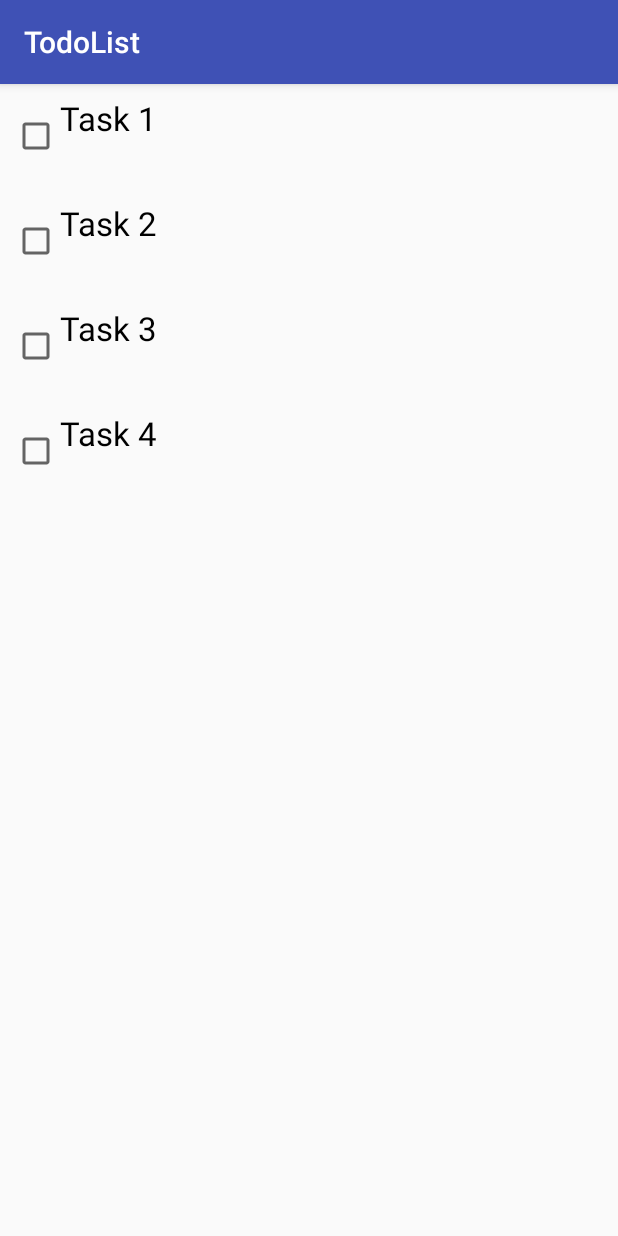
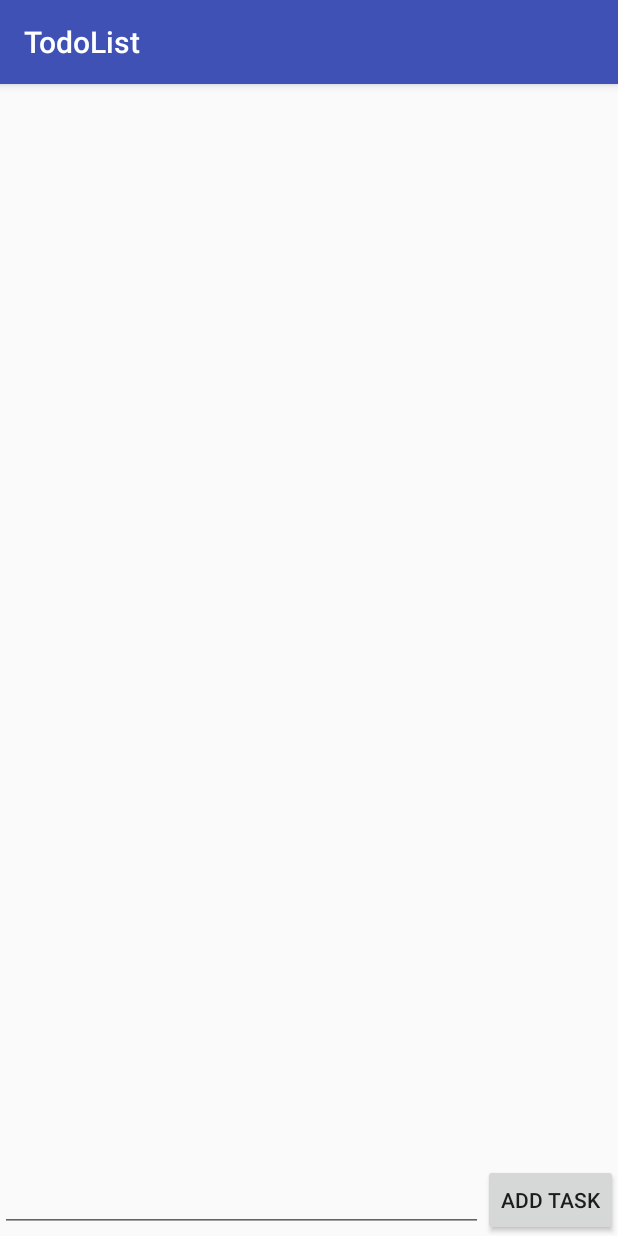
Before and after one commit to CodeLabBootcamp/TodoList, an Android app: the screen it shows after launch (MainActivity), on a phone screen of 412 x 824 dp. Run offline under Robolectric (Android 15) with nearby library versions, the phone set to English and light mode, and no system bars; our stand-ins replace ButterKnife.

Commit message:
Saved Tasks in SharedPreferences

```diff
--- a/app/build.gradle
+++ b/app/build.gradle
@@ -30,5 +30,7 @@ dependencies {
 
     compile 'com.jakewharton:butterknife:8.4.0'
     annotationProcessor 'com.jakewharton:butterknife-compiler:8.4.0'
+    compile 'com.google.code.gson:gson:2.8.0'
+
 
 }
--- a/app/src/main/java/com/codelab/todolist/MainActivity.java
+++ b/app/src/main/java/com/codelab/todolist/MainActivity.java
@@ -1,22 +1,32 @@
 package com.codelab.todolist;
 
+import android.content.SharedPreferences;
 import android.os.Bundle;
+import android.preference.PreferenceManager;
 import android.support.v7.app.AppCompatActivity;
 import android.support.v7.widget.LinearLayoutManager;
 import android.support.v7.widget.RecyclerView;
-import android.widget.LinearLayout;
+import android.util.Log;
+import android.view.View;
+import android.widget.EditText;
+import android.widget.Toast;
+
+import com.google.gson.Gson;
+import com.google.gson.reflect.TypeToken;
 
 import java.util.ArrayList;
 
 import butterknife.BindView;
 import butterknife.ButterKnife;
 
-import static android.support.v7.widget.RecyclerView.HORIZONTAL;
-
 public class MainActivity extends AppCompatActivity {
 
     @BindView(R.id.recycler_view)
     RecyclerView recyclerView;
+    @BindView(R.id.task_title)
+    EditText taskTitle;
+
+    TasksAdapter adapter;
 
     @Override
     protected void onCreate(Bundle savedInstanceState) {
@@ -24,17 +34,42 @@ public class MainActivity extends AppCompatActivity {
         setContentView(R.layout.activity_main);
         ButterKnife.bind(this);
 
-        ArrayList<Task> tasks = new ArrayList<>();
+        SharedPreferences preferences = PreferenceManager.getDefaultSharedPreferences(this);
+        String tasksJSON = preferences.getString("TASKS", "[]");
 
-        tasks.add(new Task("Task 1"));
-        tasks.add(new Task("Task 2"));
-        tasks.add(new Task("Task 3"));
-        tasks.add(new Task("Task 4"));
+        ArrayList<Task> savedTasks = new Gson().fromJson(tasksJSON, new TypeToken<ArrayList<Task>>() {
+        }.getType());
 
         recyclerView.setLayoutManager(new LinearLayoutManager(this));
-        recyclerView.setAdapter(new TasksAdapter(this, tasks));
+        adapter = new TasksAdapter(this, savedTasks);
+        recyclerView.setAdapter(adapter);
+    }
+
+    public void addTask(View view) {
+
+        String taskTitle = this.taskTitle.getText().toString();
+
+        if (!taskTitle.isEmpty()) {
+            adapter.addTask(new Task(taskTitle));
+//            ((TasksAdapter)recyclerView.getAdapter()).addTask(new Task(taskTitle));
+        } else
+            Toast.makeText(this, "Can't create an empty task!", Toast.LENGTH_SHORT).show();
 
 
     }
 
+    @Override
+    protected void onDestroy() {
+        ArrayList<Task> tasks = adapter.getItems();
+
+        Gson gson = new Gson();
+        String tasksJSON = gson.toJson(tasks);
+
+        SharedPreferences preferences = PreferenceManager.getDefaultSharedPreferences(this);
+        SharedPreferences.Editor editor = preferences.edit();
+        editor.putString("TASKS", tasksJSON);
+        editor.apply();
+
+        super.onDestroy();
+    }
 }
--- a/app/src/main/res/layout/activity_main.xml
+++ b/app/src/main/res/layout/activity_main.xml
@@ -3,11 +3,30 @@
     xmlns:tools="http://schemas.android.com/tools"
     android:layout_width="match_parent"
     android:layout_height="match_parent"
+    android:orientation="vertical"
     tools:context="com.codelab.todolist.MainActivity">
 
     <android.support.v7.widget.RecyclerView
         android:id="@+id/recycler_view"
         android:layout_width="match_parent"
-        android:layout_height="match_parent" />
+        android:layout_height="0dp"
+        android:layout_weight="1" />
 
+    <LinearLayout
+        android:layout_width="match_parent"
+        android:layout_height="wrap_content">
+
+        <EditText
+            android:id="@+id/task_title"
+            android:layout_width="0dp"
+            android:layout_height="wrap_content"
+            android:layout_weight="1" />
+
+        <Button
+            android:layout_width="wrap_content"
+            android:layout_height="wrap_content"
+            android:text="@string/add_task"
+            android:onClick="addTask" />
+
+    </LinearLayout>
 </LinearLayout>
--- a/app/src/main/res/values/strings.xml
+++ b/app/src/main/res/values/strings.xml
@@ -1,3 +1,4 @@
 <resources>
     <string name="app_name">TodoList</string>
+    <string name="add_task">Add Task</string>
 </resources>
```
Also changed, not shown: app/src/main/java/com/codelab/todolist/TasksAdapter.java (+9 -0 lines).
